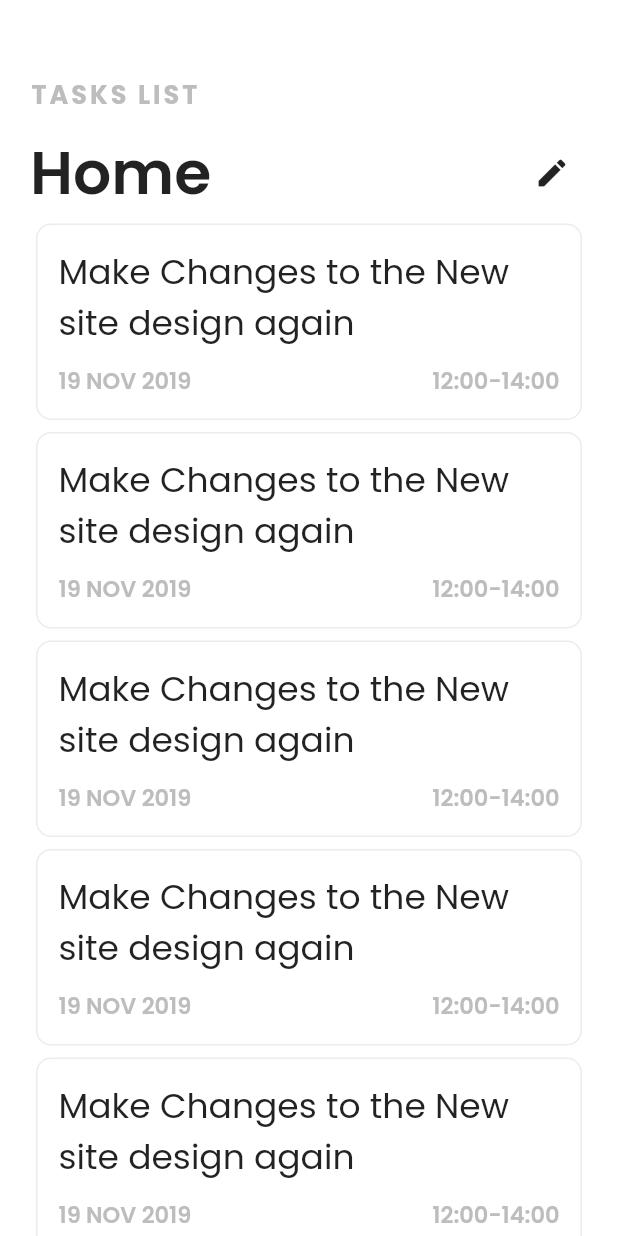
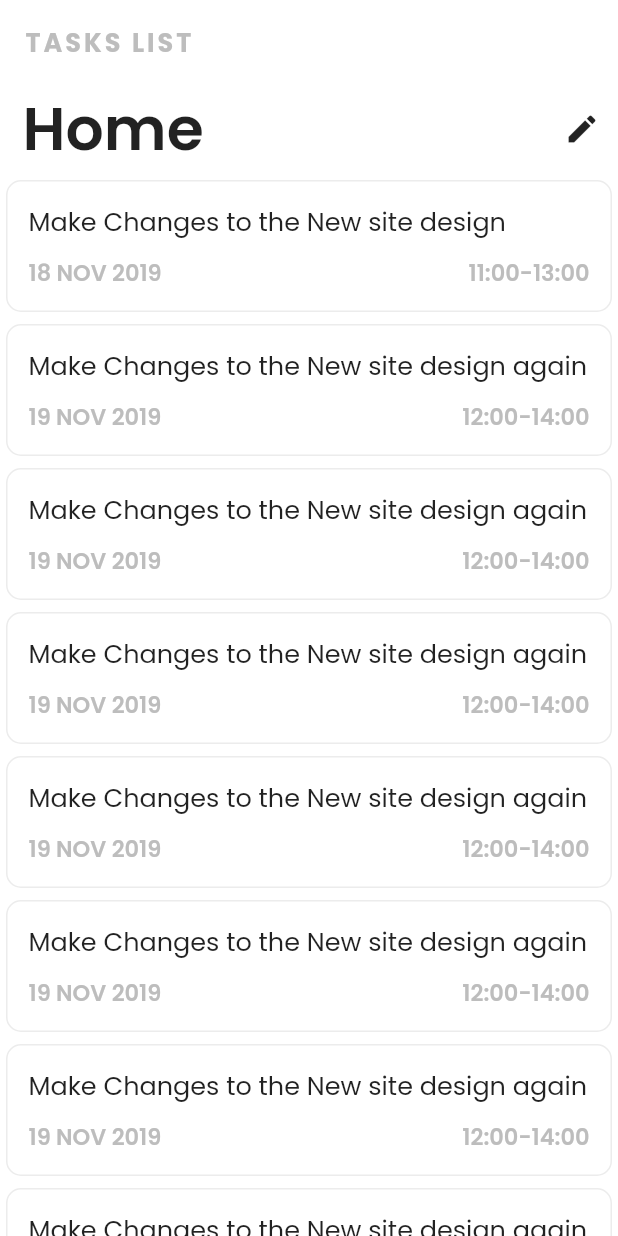
Before and after one commit to sortedcord/planner.edu, a Flutter app: the screen it shows after launch, on a phone screen of 412 x 824 dp. Run offline on Flutter 3.47's test engine with Material 2 defaults, Android fonts, the phone set to English and light mode, and no system bars; our stand-ins replace google_fonts.

Commit message:
Fixed SliverList and Appbar

```diff
--- a/lib/pages/Homepage.dart
+++ b/lib/pages/Homepage.dart
@@ -1,7 +1,7 @@
 import 'package:flutter/material.dart';
 import 'package:google_fonts/google_fonts.dart';
 import 'package:planner_edu/services/tasks.dart';
-import 'package:listview_utils/listview_utils.dart';
+// import 'package:listview_utils/listview_utils.dart';
 
 class Homepage extends StatefulWidget {
   @override
@@ -64,14 +64,45 @@ class _HomepageState extends State<Homepage> {
   Widget build(BuildContext context) {
     return Scaffold(
         backgroundColor: Colors.white,
-        body: Padding(
-          padding: const EdgeInsets.fromLTRB(20, 50, 20, 0),
-          child: ListView.builder(
-              scrollDirection: Axis.vertical,
-              shrinkWrap: true,
-              itemCount: tasks.length,
-              itemBuilder: (context, index) {
-                if (index > 0) {
+        body: CustomScrollView(
+          slivers: [
+            SliverAppBar(
+              backgroundColor: Colors.white,
+              elevation: 0,
+              title: Text('TASKS LIST',
+                  style: GoogleFonts.poppins(
+                    textStyle: TextStyle(
+                        letterSpacing: 2,
+                        color: Colors.grey[400],
+                        fontWeight: FontWeight.w700,
+                        fontSize: 17),
+                  )),
+              bottom: PreferredSize(
+                preferredSize: const Size.fromHeight(60.0),
+                child: Padding(
+                  padding: EdgeInsets.fromLTRB(15, 0, 0, 0),
+                  child: Row(
+                    mainAxisAlignment: MainAxisAlignment.spaceBetween,
+                    children: <Widget>[
+                      Text('Home',
+                          style: GoogleFonts.poppins(
+                            textStyle: TextStyle(
+                                fontSize: 40, fontWeight: FontWeight.w600),
+                          )),
+                      IconButton(
+                        icon: Icon(Icons.edit),
+                        onPressed: () {},
+                      )
+                    ],
+                  ),
+                ),
+              ),
+              floating: true,
+              pinned: false,
+              snap: true,
+            ),
+            SliverList(
+                delegate: SliverChildBuilderDelegate((context, index) {
               return Card(
                   elevation: 0,
                   shape: RoundedRectangleBorder(
@@ -89,7 +120,7 @@ class _HomepageState extends State<Homepage> {
                         Text(tasks[index].title,
                             style: GoogleFonts.poppins(
                                 textStyle: TextStyle(
-                                        fontSize: 23,
+                                    fontSize: 17,
                                     fontWeight: FontWeight.w400))),
                         SizedBox(
                           height: 10,
@@ -120,40 +151,8 @@ class _HomepageState extends State<Homepage> {
                       ],
                     ),
                   ));
-                } else {
-                  return Column(
-                    crossAxisAlignment: CrossAxisAlignment.start,
-                    children: <Widget>[
-                      Text('TASKS LIST',
-                          textAlign: TextAlign.left,
-                          style: GoogleFonts.poppins(
-                            textStyle: TextStyle(
-                                letterSpacing: 2,
-                                color: Colors.grey[400],
-                                fontWeight: FontWeight.w700,
-                                fontSize: 17),
-                          )),
-                      SizedBox(
-                        height: 10,
-                      ),
-                      Row(
-                        mainAxisAlignment: MainAxisAlignment.spaceBetween,
-                        children: <Widget>[
-                          Text('Home',
-                              style: GoogleFonts.poppins(
-                                textStyle: TextStyle(
-                                    fontSize: 40, fontWeight: FontWeight.w600),
-                              )),
-                          IconButton(
-                            icon: Icon(Icons.edit),
-                            onPressed: () {},
-                          )
+            }, childCount: tasks.length)),
           ],
-                      ),
-                    ],
-                  );
-                }
-              }),
         ));
   }
 }
```
Lines whose indentation alone changed are shown as unchanged.
